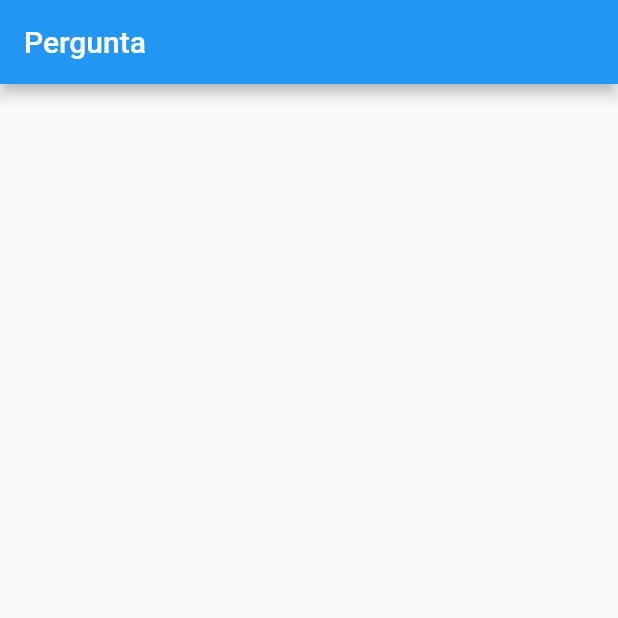
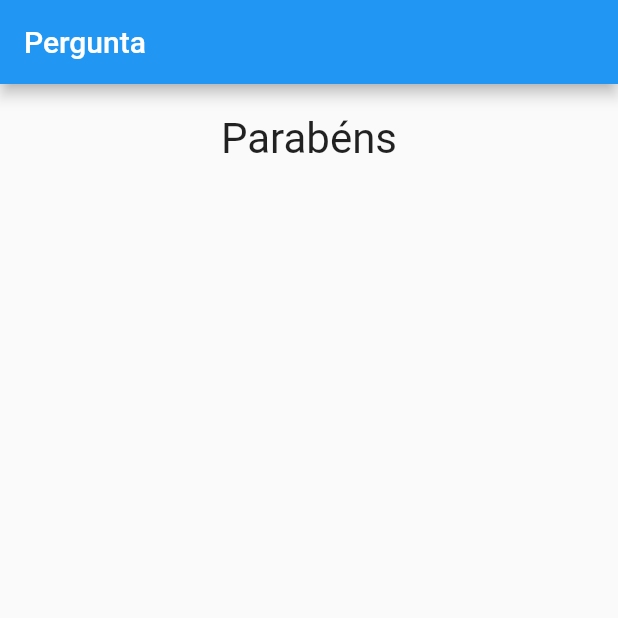
Before and after one commit to pcesarofc/questionarioapp, a Flutter app: the screen it shows after launch, after a tap on "Preto", after a tap on "Cobra", after a tap on "Leo", on a phone screen of 412 x 824 dp, the top half of it. Run offline on Flutter 3.47's test engine with Material 2 defaults, Android fonts, the phone set to English and light mode, and no system bars.

Commit message:
Criados widgets questionario e resultado.

```diff
--- /dev/null
+++ b/lib/Questionario.dart
@@ -0,0 +1,33 @@
+import 'package:flutter/material.dart';
+import 'BotoesResposta.dart';
+import 'TextQuestoes.dart';
+
+class Questionario extends StatelessWidget {
+  final List<Map> perguntas;
+  final int questaoAtual;
+  final void Function() alterarquestao;
+
+  Questionario(
+      {required this.perguntas,
+      required this.questaoAtual,
+      required this.alterarquestao});
+
+  bool get temPerguntaSelecionada {
+    return questaoAtual < perguntas.length;
+  }
+
+  @override
+  Widget build(BuildContext context) {
+    List<String>? respostas =
+        temPerguntaSelecionada ? perguntas[questaoAtual]['respostas'] : null;
+    return Center(
+      child: Column(
+        children: [
+          Container(height: 20),
+          TextQuestao(perguntas[questaoAtual]['texto']),
+          ...respostas!.map((t) => BotoesResposta(t, alterarquestao)).toList(),
+        ],
+      ),
+    );
+  }
+}
--- /dev/null
+++ b/lib/Resultado.dart
@@ -0,0 +1,22 @@
+import 'package:flutter/material.dart';
+
+class Resultado extends StatelessWidget {
+  @override
+  Widget build(BuildContext context) {
+    return Center(
+      child: Column(
+        children: [
+          Container(
+            height: 20,
+          ),
+          Text(
+            'Parabéns',
+            style: TextStyle(
+              fontSize: 28,
+            ),
+          ),
+        ],
+      ),
+    );
+  }
+}
--- a/lib/main.dart
+++ b/lib/main.dart
@@ -1,5 +1,7 @@
 import 'package:flutter/material.dart';
 import 'package:questionarioapp/BotoesResposta.dart';
+import 'package:questionarioapp/Questionario.dart';
+import 'package:questionarioapp/Resultado.dart';
 import 'TextQuestoes.dart';
 
 void main() {
@@ -49,26 +51,16 @@ class MyHomePageState extends State<MyHomePage> {
 
   @override
   Widget build(BuildContext context) {
-    List<String>? respostas =
-        temPerguntaSelecionada ? _perguntas[_questaoatual]['respostas'] : null;
-
     return Scaffold(
       appBar: AppBar(
         title: Text('Pergunta'),
       ),
       body: temPerguntaSelecionada
-          ? Center(
-              child: Column(
-                children: [
-                  Container(height: 20),
-                  TextQuestao(_perguntas[_questaoatual]['texto']),
-                  ...respostas!
-                      .map((t) => BotoesResposta(t, _alterarquestao))
-                      .toList(),
-                ],
-              ),
-            )
-          : null,
+          ? Questionario(
+              perguntas: _perguntas,
+              questaoAtual: _questaoatual,
+              alterarquestao: _alterarquestao)
+          : Resultado(),
     );
   }
 }
```
Also changed, not shown: lib/questoes.dart (deleted, +0 -14 lines).
